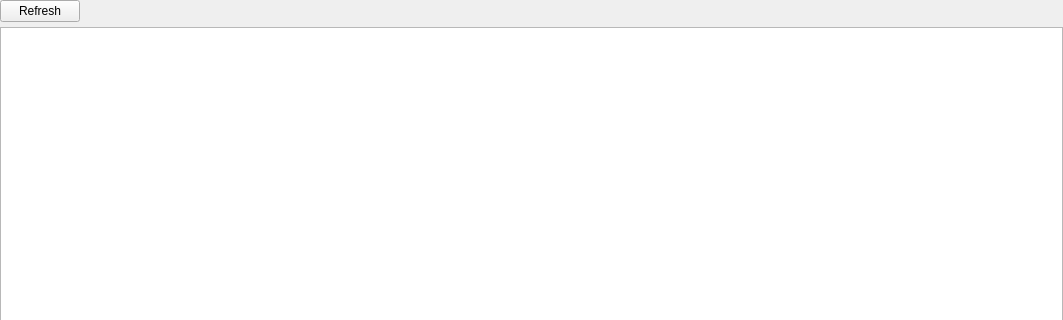
The window that mva/Licenta/gui/forms/system_drivers_widget.ui (bogdan-constandache/SystemToolKit) describes before a commit, drawn with Qt 5; both pictures show x 0 to 1063 and y 0 to 320 of the 1063 by 568 pixel window.
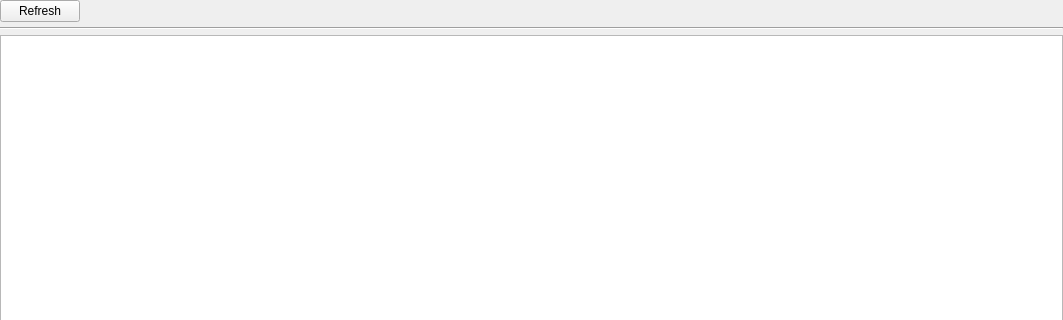
The same window after the commit.

```diff
--- a/mva/Licenta/gui/forms/system_drivers_widget.ui
+++ b/mva/Licenta/gui/forms/system_drivers_widget.ui
@@ -45,7 +45,14 @@
     </layout>
    </item>
    <item>
-    <widget class="QTableView" name="tableView"/>
+    <widget class="Line" name="line">
+     <property name="orientation">
+      <enum>Qt::Horizontal</enum>
+     </property>
+    </widget>
+   </item>
+   <item>
+    <widget class="QTreeView" name="treeView"/>
    </item>
   </layout>
  </widget>
```
Left out of the diff: 14 changed lines with no effect on the pictures.
